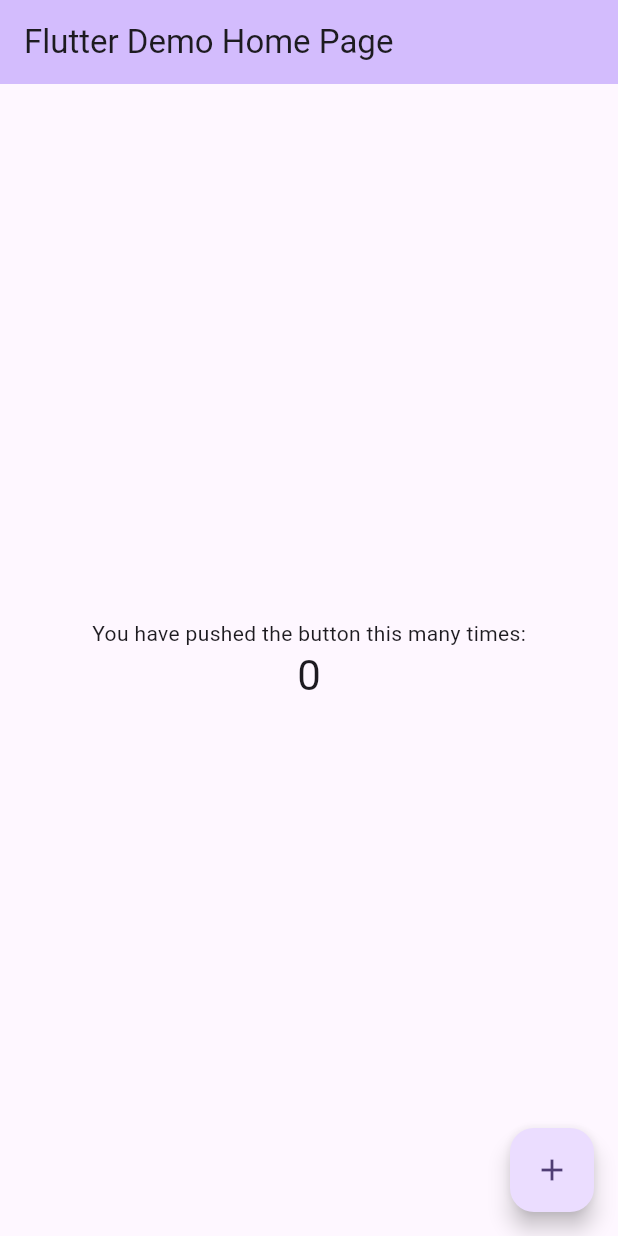
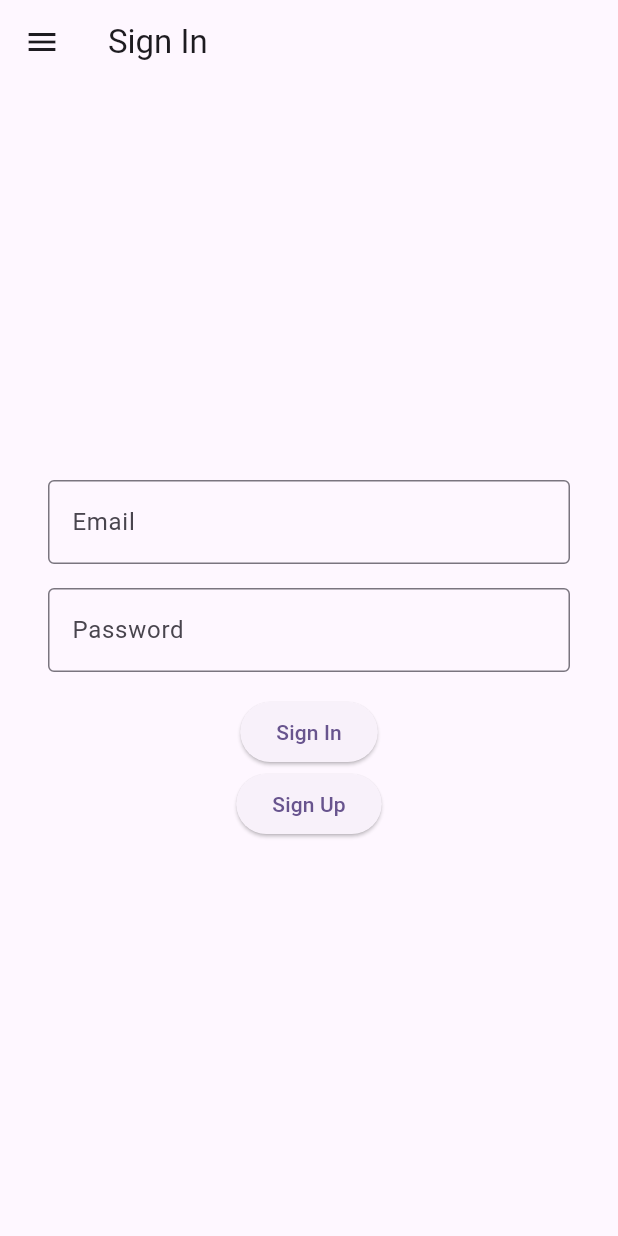
Before and after one commit to AymanMain/flutterapp1, a Flutter app: the screen it shows after launch, on a phone screen of 412 x 824 dp. Run offline on Flutter 3.47's test engine with Material 3 defaults, Android fonts, the phone set to English and light mode, and no system bars.

Commit message:
Signup/signin

```diff
--- a/lib/main.dart
+++ b/lib/main.dart
@@ -1,4 +1,6 @@
 import 'package:flutter/material.dart';
+import 'signup_page.dart'; // Import the SignupPage widget here
+import 'signin_page.dart';
 
 void main() {
   runApp(const MyApp());
@@ -7,119 +9,23 @@ void main() {
 class MyApp extends StatelessWidget {
   const MyApp({super.key});
 
-  // This widget is the root of your application.
   @override
   Widget build(BuildContext context) {
     return MaterialApp(
       title: 'Flutter Demo',
+      routes: {
+        '/signup': (context) => SignupPage(),
+        '/signin': (context) => SigninPage(),
+        // Define routes for Signup and Signin pages
+        // Add a route for the Home page
+        // Add more routes as needed for your app
+      },
       theme: ThemeData(
-        // This is the theme of your application.
-        //
-        // TRY THIS: Try running your application with "flutter run". You'll see
-        // the application has a purple toolbar. Then, without quitting the app,
-        // try changing the seedColor in the colorScheme below to Colors.green
-        // and then invoke "hot reload" (save your changes or press the "hot
-        // reload" button in a Flutter-supported IDE, or press "r" if you used
-        // the command line to start the app).
-        //
-        // Notice that the counter didn't reset back to zero; the application
-        // state is not lost during the reload. To reset the state, use hot
-        // restart instead.
-        //
-        // This works for code too, not just values: Most code changes can be
-        // tested with just a hot reload.
         colorScheme: ColorScheme.fromSeed(seedColor: Colors.deepPurple),
         useMaterial3: true,
       ),
-      home: const MyHomePage(title: 'Flutter Demo Home Page'),
+      home:
+          SigninPage(), // Set SignupPage as the home page to display it initially
     );
   }
 }
-
-class MyHomePage extends StatefulWidget {
-  const MyHomePage({super.key, required this.title});
-
-  // This widget is the home page of your application. It is stateful, meaning
-  // that it has a State object (defined below) that contains fields that affect
-  // how it looks.
-
-  // This class is the configuration for the state. It holds the values (in this
-  // case the title) provided by the parent (in this case the App widget) and
-  // used by the build method of the State. Fields in a Widget subclass are
-  // always marked "final".
-
-  final String title;
-
-  @override
-  State<MyHomePage> createState() => _MyHomePageState();
-}
-
-class _MyHomePageState extends State<MyHomePage> {
-  int _counter = 0;
-
-  void _incrementCounter() {
-    setState(() {
-      // This call to setState tells the Flutter framework that something has
-      // changed in this State, which causes it to rerun the build method below
-      // so that the display can reflect the updated values. If we changed
-      // _counter without calling setState(), then the build method would not be
-      // called again, and so nothing would appear to happen.
-      _counter++;
-    });
-  }
-
-  @override
-  Widget build(BuildContext context) {
-    // This method is rerun every time setState is called, for instance as done
-    // by the _incrementCounter method above.
-    //
-    // The Flutter framework has been optimized to make rerunning build methods
-    // fast, so that you can just rebuild anything that needs updating rather
-    // than having to individually change instances of widgets.
-    return Scaffold(
-      appBar: AppBar(
-        // TRY THIS: Try changing the color here to a specific color (to
-        // Colors.amber, perhaps?) and trigger a hot reload to see the AppBar
-        // change color while the other colors stay the same.
-        backgroundColor: Theme.of(context).colorScheme.inversePrimary,
-        // Here we take the value from the MyHomePage object that was created by
-        // the App.build method, and use it to set our appbar title.
-        title: Text(widget.title),
-      ),
-      body: Center(
-        // Center is a layout widget. It takes a single child and positions it
-        // in the middle of the parent.
-        child: Column(
-          // Column is also a layout widget. It takes a list of children and
-          // arranges them vertically. By default, it sizes itself to fit its
-          // children horizontally, and tries to be as tall as its parent.
-          //
-          // Column has various properties to control how it sizes itself and
-          // how it positions its children. Here we use mainAxisAlignment to
-          // center the children vertically; the main axis here is the vertical
-          // axis because Columns are vertical (the cross axis would be
-          // horizontal).
-          //
-          // TRY THIS: Invoke "debug painting" (choose the "Toggle Debug Paint"
-          // action in the IDE, or press "p" in the console), to see the
-          // wireframe for each widget.
-          mainAxisAlignment: MainAxisAlignment.center,
-          children: <Widget>[
-            const Text(
-              'You have pushed the button this many times:',
-            ),
-            Text(
-              '$_counter',
-              style: Theme.of(context).textTheme.headlineMedium,
-            ),
-          ],
-        ),
-      ),
-      floatingActionButton: FloatingActionButton(
-        onPressed: _incrementCounter,
-        tooltip: 'Increment',
-        child: const Icon(Icons.add),
-      ), // This trailing comma makes auto-formatting nicer for build methods.
-    );
-  }
-}
--- /dev/null
+++ b/lib/signin_page.dart
@@ -0,0 +1,75 @@
+import 'package:flutter/material.dart';
+import 'signup_page.dart' as signup_page;
+import 'app_drawer.dart';
+
+class SigninPage extends StatefulWidget {
+  @override
+  _SigninPageState createState() => _SigninPageState();
+}
+
+class _SigninPageState extends State<SigninPage> {
+  String email = '';
+  String password = '';
+
+  @override
+  Widget build(BuildContext context) {
+    return Scaffold(
+      appBar: AppBar(
+        title: Text('Sign In'),
+      ),
+      drawer: const AppDrawer(),
+      body: Container(
+        padding: EdgeInsets.all(32.0),
+        child: Center(
+          child: Column(
+            mainAxisAlignment: MainAxisAlignment.center,
+            children: <Widget>[
+              TextField(
+                onChanged: (text) => setState(() {
+                  email = text;
+                }),
+                decoration: InputDecoration(
+                  labelText: 'Email',
+                  border: OutlineInputBorder(),
+                ),
+              ),
+              SizedBox(height: 16.0),
+              TextField(
+                onChanged: (text) => setState(() {
+                  password = text;
+                }),
+                decoration: InputDecoration(
+                  labelText: 'Password',
+                  border: OutlineInputBorder(),
+                ),
+                obscureText: true,
+              ),
+              SizedBox(height: 16.0),
+              ElevatedButton(
+                child: Text('Sign In'),
+                onPressed: () {
+                  // Sign In logic goes here
+                  print('Email: $email, Password: $password');
+                },
+              ),
+              ElevatedButton(
+                  child: Text('Sign Up'),
+                  onPressed: () {
+                    // Navigate to Sign Up Page
+                    Navigator.push(
+                        context,
+                        MaterialPageRoute(
+                            builder: (context) => signup_page.SignupPage()));
+                    // Clear the text fields
+                    setState(() {
+                      email = '';
+                      password = '';
+                    });
+                  })
+            ],
+          ),
+        ),
+      ),
+    );
+  }
+}
```
Also changed, not shown: lib/app_drawer.dart (added, +49 -0 lines), lib/signup_page.dart (added, +121 -0 lines).
